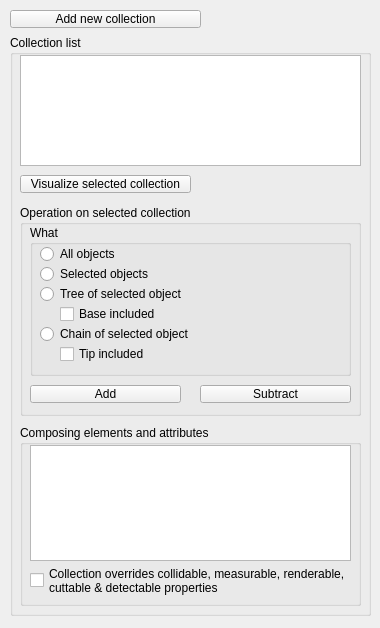
Above: ui/qdlgcollections.ui from CoppeliaRobotics/coppeliaSimLib before the change. Below: the same form after it.
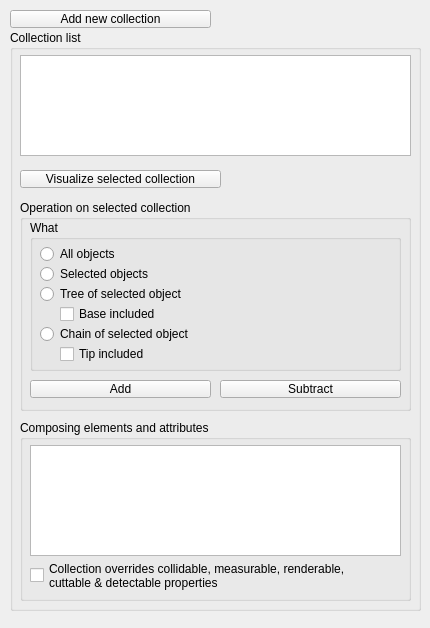
That is the form after the change.

Patch:
```diff
--- a/ui/qdlgcollections.ui
+++ b/ui/qdlgcollections.ui
@@ -6,7 +6,7 @@
    <rect>
     <x>0</x>
     <y>0</y>
-    <width>380</width>
+    <width>430</width>
     <height>628</height>
    </rect>
   </property>
@@ -20,8 +20,8 @@
    <property name="geometry">
     <rect>
      <x>10</x>
-     <y>35</y>
-     <width>361</width>
+     <y>30</y>
+     <width>411</width>
      <height>581</height>
     </rect>
    </property>
@@ -36,7 +36,7 @@
      <rect>
       <x>10</x>
       <y>140</y>
-      <width>171</width>
+      <width>201</width>
       <height>18</height>
      </rect>
     </property>
@@ -51,9 +51,9 @@
     <property name="geometry">
      <rect>
       <x>10</x>
-      <y>20</y>
-      <width>341</width>
-      <height>111</height>
+      <y>25</y>
+      <width>391</width>
+      <height>101</height>
      </rect>
     </property>
     <property name="editTriggers">
@@ -71,7 +71,7 @@
      <rect>
       <x>10</x>
       <y>170</y>
-      <width>341</width>
+      <width>391</width>
       <height>211</height>
      </rect>
     </property>
@@ -86,7 +86,7 @@
       <rect>
        <x>10</x>
        <y>20</y>
-       <width>321</width>
+       <width>371</width>
        <height>151</height>
       </rect>
      </property>
@@ -100,8 +100,8 @@
       <property name="geometry">
        <rect>
         <x>10</x>
-        <y>20</y>
-        <width>131</width>
+        <y>25</y>
+        <width>171</width>
         <height>18</height>
        </rect>
       </property>
@@ -119,8 +119,8 @@
       <property name="geometry">
        <rect>
         <x>10</x>
-        <y>40</y>
-        <width>131</width>
+        <y>45</y>
+        <width>171</width>
         <height>18</height>
        </rect>
       </property>
@@ -138,8 +138,8 @@
       <property name="geometry">
        <rect>
         <x>10</x>
-        <y>60</y>
-        <width>171</width>
+        <y>65</y>
+        <width>201</width>
         <height>18</height>
        </rect>
       </property>
@@ -157,8 +157,8 @@
       <property name="geometry">
        <rect>
         <x>30</x>
-        <y>80</y>
-        <width>131</width>
+        <y>85</y>
+        <width>171</width>
         <height>18</height>
        </rect>
       </property>
@@ -173,8 +173,8 @@
       <property name="geometry">
        <rect>
         <x>30</x>
-        <y>120</y>
-        <width>131</width>
+        <y>125</y>
+        <width>181</width>
         <height>18</height>
        </rect>
       </property>
@@ -189,8 +189,8 @@
       <property name="geometry">
        <rect>
         <x>10</x>
-        <y>100</y>
-        <width>171</width>
+        <y>105</y>
+        <width>221</width>
         <height>18</height>
        </rect>
       </property>
@@ -210,7 +210,7 @@
       <rect>
        <x>10</x>
        <y>180</y>
-       <width>151</width>
+       <width>181</width>
        <height>18</height>
       </rect>
      </property>
@@ -224,9 +224,9 @@
     <widget class="QToolButton" name="qqSubtract">
      <property name="geometry">
       <rect>
-       <x>180</x>
+       <x>200</x>
        <y>180</y>
-       <width>151</width>
+       <width>181</width>
        <height>18</height>
       </rect>
      </property>
@@ -243,7 +243,7 @@
      <rect>
       <x>10</x>
       <y>390</y>
-      <width>341</width>
+      <width>391</width>
       <height>181</height>
      </rect>
     </property>
@@ -258,7 +258,7 @@
       <rect>
        <x>10</x>
        <y>140</y>
-       <width>321</width>
+       <width>371</width>
        <height>31</height>
       </rect>
      </property>
@@ -274,9 +274,9 @@
      <property name="geometry">
       <rect>
        <x>10</x>
-       <y>20</y>
-       <width>321</width>
-       <height>116</height>
+       <y>25</y>
+       <width>371</width>
+       <height>111</height>
       </rect>
      </property>
      <property name="tabKeyNavigation">
@@ -296,7 +296,7 @@
     <rect>
      <x>10</x>
      <y>10</y>
-     <width>191</width>
+     <width>201</width>
      <height>18</height>
     </rect>
    </property>
```
